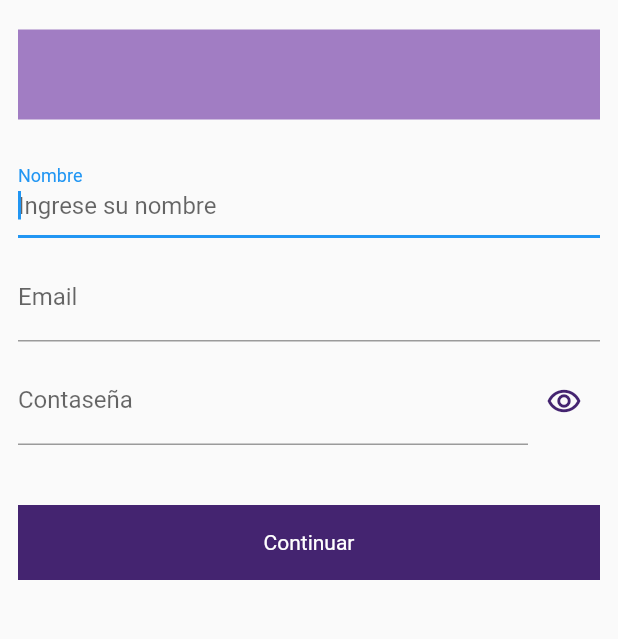
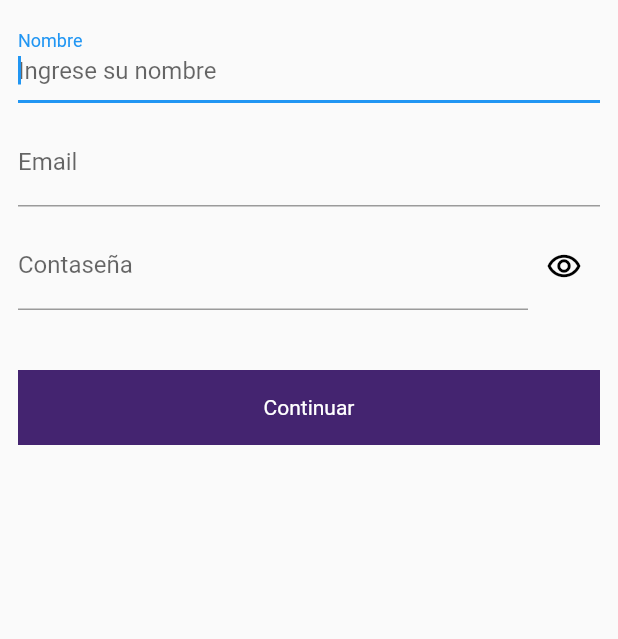
Before and after one commit to lfdel24/restaurants, a Flutter app: the screen it shows after launch, after a tap on the "remove red eye" icon, on a phone screen of 412 x 824 dp, the part 377-1016 px from its top. Run offline on Flutter 3.47's test engine with Material 2 defaults, Android fonts, the phone set to English and light mode, and no system bars.

Commit message:
Add Provider in Register User

```diff
--- /dev/null
+++ b/lib/account/controllers/register_user_controller.dart
@@ -0,0 +1,16 @@
+import 'package:flutter/foundation.dart';
+
+class RegisterUserController extends ChangeNotifier {
+  bool _showPass = false;
+
+  bool get showPass => _showPass;
+
+  void changeShowPass() {
+    _showPass = !_showPass;
+    notifyListeners();
+  }
+
+  void save({String name = "", String email = "", String pass = ""}) {
+    print("Ok");
+  }
+}
--- a/lib/account/controllers/reguster_user_controller.dart
+++ /dev/null
@@ -1,42 +0,0 @@
-import 'package:flutter/material.dart';
-
-class RegisterUserController {
-  late bool showPass;
-  late String errorText;
-  late Color colorError;
-  late TextEditingController controllerName;
-  late TextEditingController controllerEmail;
-  late TextEditingController controllerPass;
-  late FocusNode focusNode;
-
-  void changeShowPass() {
-    showPass = !showPass;
-  }
-
-  void init() {
-    showPass = true;
-    errorText = "";
-    colorError = Colors.white;
-    controllerName = TextEditingController(text: "");
-    controllerEmail = TextEditingController(text: "");
-    controllerPass = TextEditingController(text: "");
-    focusNode = FocusNode();
-  }
-
-  void save() {
-    print(controllerName.text);
-    print(controllerEmail.text);
-    print(controllerPass.text);
-    errorText =
-        "El nombre es obligatorio.\nEl email es obligatorio.\nLa contraseña es obligatoia.";
-    colorError = Colors.red;
-    focusNode.requestFocus();
-  }
-
-  void dispose() {
-    controllerName.dispose();
-    controllerEmail.dispose();
-    controllerPass.dispose();
-    focusNode.dispose();
-  }
-}
--- a/lib/account/views/register_user_view.dart
+++ b/lib/account/views/register_user_view.dart
@@ -1,5 +1,6 @@
 import 'package:flutter/material.dart';
-import 'package:restaurants/account/controllers/reguster_user_controller.dart';
+import 'package:provider/provider.dart';
+import 'package:restaurants/account/controllers/register_user_controller.dart';
 import 'package:restaurants/r_colors.dart';
 
 class RegisterUserView extends StatelessWidget {
@@ -7,6 +8,7 @@ class RegisterUserView extends StatelessWidget {
 
   @override
   Widget build(BuildContext context) {
+    print("RegisterUserView");
     return Scaffold(
         appBar: AppBar(
           title: Text(
@@ -33,6 +35,7 @@ class RegisterUserView extends StatelessWidget {
 class _BuildLogo extends StatelessWidget {
   @override
   Widget build(BuildContext context) {
+    print("_BuildLogo");
     return Column(
       children: [
         SizedBox(height: 45),
@@ -54,54 +57,47 @@ class _BuildForm extends StatefulWidget {
 }
 
 class __BuildFormState extends State<_BuildForm> {
-  final controller = RegisterUserController();
-
-  @override
-  void initState() {
-    controller.init();
-    super.initState();
-  }
+  final _formKeyState = GlobalKey<FormState>();
+  final _nameController = TextEditingController(text: "");
+  final _emailController = TextEditingController(text: "");
+  final _passController = TextEditingController(text: "");
+  final _focusNodeNAme = FocusNode();
 
   @override
   void dispose() {
-    controller.dispose();
+    _nameController.dispose();
+    _emailController.dispose();
+    _passController.dispose();
+    _focusNodeNAme.dispose();
     super.dispose();
   }
 
   @override
   Widget build(BuildContext context) {
-    return Column(
+    return Form(
+      key: _formKeyState,
+      child: Column(
         children: [
-        SizedBox(height: 20),
-        Container(
-          width: double.infinity,
-          height: 60,
-          color: RColors.purple,
-          child: Column(
-            crossAxisAlignment: CrossAxisAlignment.start,
-            children: [Text(controller.errorText)],
-          ),
-        ),
-        SizedBox(height: 20),
-        TextField(
-            controller: controller.controllerName,
-            focusNode: controller.focusNode,
+          SizedBox(height: 10),
+          TextFormField(
+              controller: _nameController,
+              focusNode: _focusNodeNAme,
               autofocus: true,
               decoration: InputDecoration(
                   labelText: "Nombre", hintText: "Ingrese su nombre")),
           SizedBox(height: 10),
-        TextField(
-          controller: controller.controllerEmail,
-          decoration:
-              InputDecoration(labelText: "Email", hintText: "Ingrese un email"),
+          TextFormField(
+            controller: _emailController,
+            decoration: InputDecoration(
+                labelText: "Email", hintText: "Ingrese un email"),
           ),
           SizedBox(height: 10),
           Row(
             children: [
               Expanded(
-              child: TextField(
-                controller: controller.controllerPass,
-                obscureText: controller.showPass,
+                child: TextFormField(
+                  controller: _passController,
+                  obscureText: context.read<RegisterUserController>().showPass,
                   decoration: InputDecoration(
                     labelText: "Contaseña",
                     hintText: "Ingrese una contraseña",
@@ -111,10 +107,13 @@ class __BuildFormState extends State<_BuildForm> {
               IconButton(
                   icon: Icon(
                     Icons.remove_red_eye_outlined,
-                  color:
-                      controller.showPass ? Colors.black : RColors.purpleAccent,
+                    color: context.watch<RegisterUserController>().showPass
+                        ? Colors.black
+                        : RColors.purpleAccent,
                   ),
-                onPressed: () => setState(() => {controller.changeShowPass()})),
+                  onPressed: () {
+                    context.read<RegisterUserController>().changeShowPass();
+                  }),
             ],
           ),
           SizedBox(height: 40),
@@ -123,7 +122,13 @@ class __BuildFormState extends State<_BuildForm> {
             width: double.infinity,
             height: 50,
             child: MaterialButton(
-            onPressed: () => setState(() => {controller.save()}),
+              onPressed: () {
+                context.read<RegisterUserController>().save(
+                    name: _nameController.text,
+                    email: _emailController.text,
+                    pass: _passController.text);
+                _focusNodeNAme.requestFocus();
+              },
               child: Text(
                 "Continuar",
                 style: Theme.of(context)
@@ -134,6 +139,7 @@ class __BuildFormState extends State<_BuildForm> {
             ),
           )
         ],
+      ),
     );
   }
 }
--- a/lib/main.dart
+++ b/lib/main.dart
@@ -1,5 +1,6 @@
 import 'package:flutter/material.dart';
-import 'package:restaurants/account/views/account_view.dart';
+import 'package:provider/provider.dart';
+import 'package:restaurants/account/controllers/register_user_controller.dart';
 import 'package:restaurants/account/views/register_user_view.dart';
 import 'package:restaurants/favorites/favorites.dart';
 import 'package:restaurants/r_colors.dart';
@@ -7,8 +8,15 @@ import 'package:restaurants/restaurants/restaurants.dart';
 import 'package:restaurants/search/search.dart';
 import 'package:restaurants/top_restaurants/top_restaurants.dart';
 
-void main() async {
-  runApp(MyApp());
+void main() {
+  runApp(
+    MultiProvider(
+      providers: [
+        ChangeNotifierProvider(create: (_) => RegisterUserController()),
+      ],
+      child: MyApp(),
+    ),
+  );
 }
 
 class MyApp extends StatelessWidget {
@@ -36,7 +44,7 @@ class _NavigatorViewState extends State<NavigatorView> {
     FavoritesView(),
     TopRestaurantsView(),
     SearchView(),
-    AccountView()
+    RegisterUserView(),
   ];
 
   void _onTab(int index) {
--- a/lib/r_colors.dart
+++ b/lib/r_colors.dart
@@ -1,11 +1,10 @@
 import 'package:flutter/material.dart';
 
-class RColors{
-
+class RColors {
   static Color purple = Color.fromRGBO(161, 125, 195, 1);
   static Color purpleAccent = Color.fromRGBO(68, 36, 112, 1);
-
-
+  static Color pink = Color.fromRGBO(212, 171, 187, 1);
+  static Color red = Color.fromRGBO(221, 100, 97, 1);
 }
 
 // <!-- The core Firebase JS SDK is always required and must be listed first -->
--- a/pubspec.yaml
+++ b/pubspec.yaml
@@ -28,6 +28,8 @@ dependencies:
   # The following adds the Cupertino Icons font to your application.
   # Use with the CupertinoIcons class for iOS style icons.
   cupertino_icons: ^1.0.2
+  provider: ^5.0.0
+
 
 dev_dependencies:
   flutter_test:
```
Also changed, not shown: pubspec.lock. Lines whose indentation alone changed are shown as unchanged.
